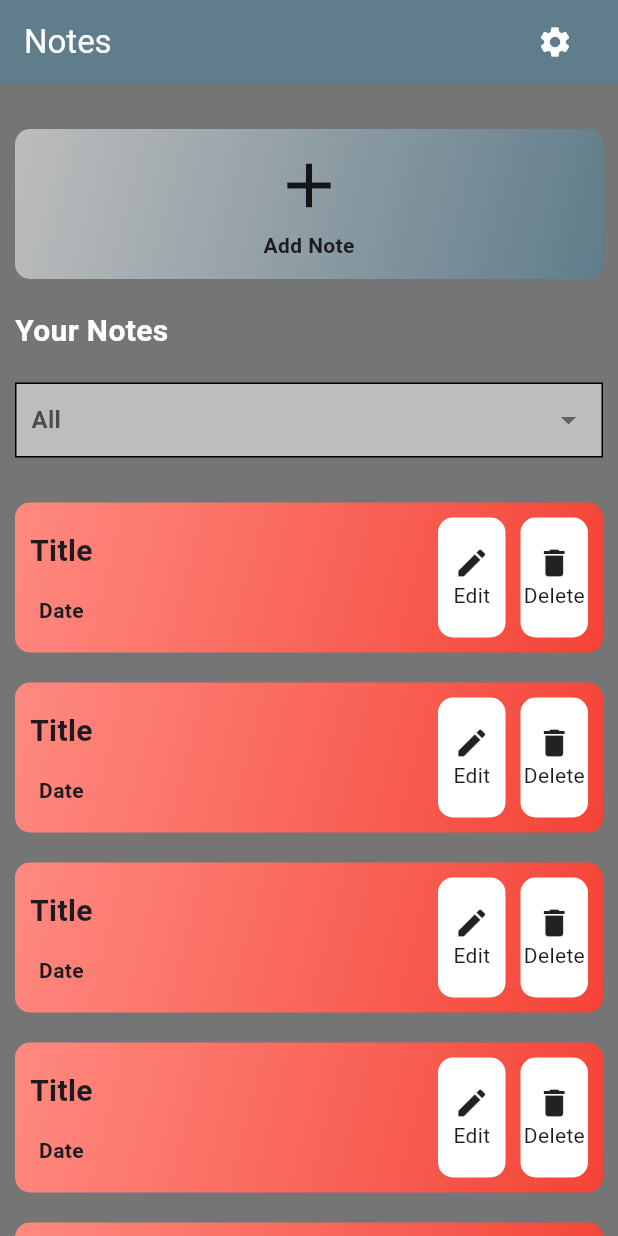
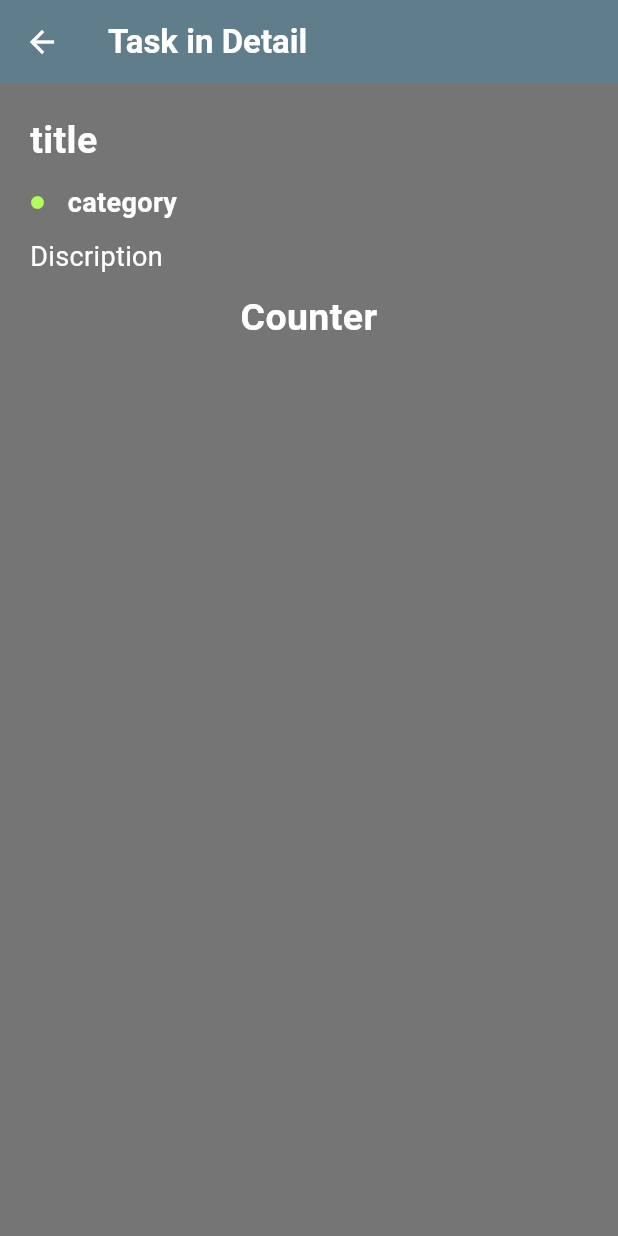
Before and after one commit to SayuNirappel/note_app_medium, a Flutter app: the screen it shows after launch, on a phone screen of 412 x 824 dp. Run offline on Flutter 3.47's test engine with Material 3 defaults, Android fonts, the phone set to English and light mode, and no system bars.

Commit message:
UI completed

```diff
--- a/lib/main.dart
+++ b/lib/main.dart
@@ -1,5 +1,7 @@
 import 'package:flutter/material.dart';
+import 'package:note_app_medium/view/add_tasks_screen/add_tasks_screen.dart';
 import 'package:note_app_medium/view/notes_home_screen/notes_home_screen.dart';
+import 'package:note_app_medium/view/task_details_screen/task_details_screen.dart';
 
 void main() {
   runApp(Myapp());
@@ -12,7 +14,9 @@ class Myapp extends StatelessWidget {
   Widget build(BuildContext context) {
     return MaterialApp(
       debugShowCheckedModeBanner: false,
-      home: NotesHomeScreen(),
+      //home: NotesHomeScreen(),
+      home: TaskDetailsScreen(),
+      //home: AddTasksScreen(),
     );
   }
 }
--- a/lib/view/notes_home_screen/notes_home_screen.dart
+++ b/lib/view/notes_home_screen/notes_home_screen.dart
@@ -1,17 +1,24 @@
 import 'package:flutter/material.dart';
+import 'package:note_app_medium/controller/notes_screen_controller.dart';
+import 'package:note_app_medium/view/add_tasks_screen/add_tasks_screen.dart';
 
 void main() {}
 
-class NotesHomeScreen extends StatelessWidget {
+class NotesHomeScreen extends StatefulWidget {
   const NotesHomeScreen({super.key});
 
+  @override
+  State<NotesHomeScreen> createState() => _NotesHomeScreenState();
+}
+
+class _NotesHomeScreenState extends State<NotesHomeScreen> {
   @override
   Widget build(BuildContext context) {
     return Scaffold(
       appBar: AppBar(
         backgroundColor: Colors.blueGrey,
         title: Text(
-          "Notes",
+          "Daily Manager",
           style: TextStyle(color: Colors.white),
         ),
         actions: [
@@ -33,7 +40,16 @@ class NotesHomeScreen extends StatelessWidget {
             SizedBox(
               height: 10,
             ),
-            Container(
+
+            ///
+            ///      Generate new Task
+            ///
+            InkWell(
+              onTap: () {
+                Navigator.push(context,
+                    MaterialPageRoute(builder: (context) => AddTasksScreen()));
+              },
+              child: Container(
                 width: double.infinity,
                 decoration: BoxDecoration(
                     borderRadius: BorderRadius.circular(10),
@@ -53,10 +69,11 @@ class NotesHomeScreen extends StatelessWidget {
                       size: 50,
                     ),
                     Text(
-                    "Add Note",
+                      "Add  Note / Task",
                       style: TextStyle(fontWeight: FontWeight.bold),
                     ),
                   ],
+                ),
               ),
             ),
             Container(
@@ -71,6 +88,10 @@ class NotesHomeScreen extends StatelessWidget {
                     fontSize: 20),
               ),
             ),
+
+            ///
+            /// category selection
+            ///
             Container(
               decoration: BoxDecoration(
                   border: Border.all(
@@ -85,6 +106,7 @@ class NotesHomeScreen extends StatelessWidget {
                     dropdownColor: Colors.grey.shade300,
                     //focusColor: Colors.greenAccent,
                     isExpanded: true,
+                    value: NotesScreenController.selectedCategory,
                     menuWidth: MediaQuery.sizeOf(context).width * .85,
                     hint: Text(
                       "All",
@@ -93,12 +115,21 @@ class NotesHomeScreen extends StatelessWidget {
                           ),
                     ),
                     items: List.generate(
-                        5,
-                        (index) =>
-                            DropdownMenuItem(value: 0, child: Text("All"))),
-                    onChanged: (value) {}),
+                        NotesScreenController.categories.length,
+                        (index) => DropdownMenuItem(
+                            value: NotesScreenController.categories[index],
+                            child:
+                                Text(NotesScreenController.categories[index]))),
+                    onChanged: (value) {
+                      NotesScreenController.onCategorySelection(value);
+                      setState(() {});
+                    }),
               ),
             ),
+
+            ///
+            ///    List of Notes
+            ///
             Expanded(
               child: Container(
                 child: ListView.builder(
--- /dev/null
+++ b/lib/view/task_details_screen/task_details_screen.dart
@@ -0,0 +1,74 @@
+import 'package:flutter/material.dart';
+
+void main() {}
+
+class TaskDetailsScreen extends StatelessWidget {
+  const TaskDetailsScreen({super.key});
+
+  @override
+  Widget build(BuildContext context) {
+    return Scaffold(
+      backgroundColor: Colors.grey.shade600,
+      appBar: AppBar(
+        backgroundColor: Colors.blueGrey,
+        leading: Icon(
+          Icons.arrow_back,
+          color: Colors.white,
+        ),
+        title: Text(
+          "Task in Detail",
+          style: TextStyle(color: Colors.white, fontWeight: FontWeight.bold),
+        ),
+      ),
+      body: Container(
+        margin: EdgeInsets.all(20),
+        child: Column(
+          spacing: 10,
+          crossAxisAlignment: CrossAxisAlignment.start,
+          children: [
+            Text(
+              "title",
+              style: TextStyle(
+                  color: Colors.white,
+                  fontWeight: FontWeight.bold,
+                  fontSize: 25),
+            ),
+            Row(
+              spacing: 15,
+              children: [
+                Icon(
+                  Icons.circle,
+                  size: 10,
+                  color: Colors.lightGreenAccent,
+                ),
+                Text(
+                  "category",
+                  style: TextStyle(
+                      color: Colors.white,
+                      fontWeight: FontWeight.bold,
+                      fontSize: 18),
+                ),
+              ],
+            ),
+            Container(
+                child: Text(
+              "Discription",
+              style: TextStyle(color: Colors.white, fontSize: 18),
+            )),
+            Container(
+              width: double.infinity,
+              child: Text(
+                "Counter",
+                textAlign: TextAlign.center,
+                style: TextStyle(
+                    color: Colors.white,
+                    fontWeight: FontWeight.bold,
+                    fontSize: 25),
+              ),
+            ),
+          ],
+        ),
+      ),
+    );
+  }
+}
--- a/pubspec.yaml
+++ b/pubspec.yaml
@@ -36,6 +36,8 @@ dependencies:
   cupertino_icons: ^1.0.8
   sqflite: ^2.4.1
   sqflite_common_ffi_web: ^0.4.5+4
+  drift: ^2.26.0
+  intl: ^0.20.2
 
 dev_dependencies:
   flutter_test:
```
Also changed, not shown: lib/controller/notes_screen_controller.dart (added, +56 -0 lines), lib/view/add_tasks_screen/add_tasks_screen.dart (added, +228 -0 lines), pubspec.lock. Lines whose indentation alone changed are shown as unchanged.
